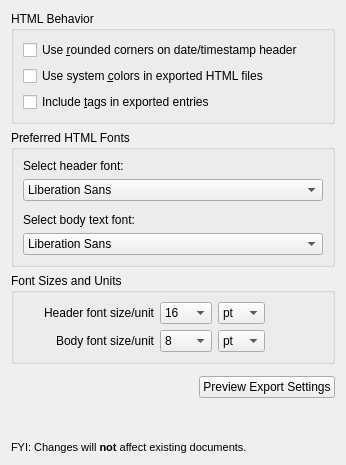
pwizard2/robojournal, file ui/configurationexport.ui: the form before one commit.
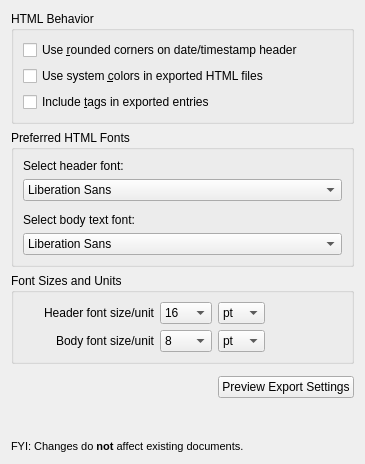
The form after the commit. Icons and pictures are not drawn.

```diff
--- a/ui/configurationexport.ui
+++ b/ui/configurationexport.ui
@@ -6,8 +6,8 @@
    <rect>
     <x>0</x>
     <y>0</y>
-    <width>346</width>
-    <height>465</height>
+    <width>365</width>
+    <height>464</height>
    </rect>
   </property>
   <property name="windowTitle">
@@ -360,7 +360,7 @@
      <property name="sizeHint" stdset="0">
       <size>
        <width>20</width>
-       <height>6</height>
+       <height>1</height>
       </size>
      </property>
     </spacer>
@@ -371,8 +371,8 @@
       <string>&lt;!DOCTYPE HTML PUBLIC &quot;-//W3C//DTD HTML 4.0//EN&quot; &quot;http://www.w3.org/TR/REC-html40/strict.dtd&quot;&gt;
 &lt;html&gt;&lt;head&gt;&lt;meta name=&quot;qrichtext&quot; content=&quot;1&quot; /&gt;&lt;style type=&quot;text/css&quot;&gt;
 p, li { white-space: pre-wrap; }
-&lt;/style&gt;&lt;/head&gt;&lt;body style=&quot; font-family:'MS Shell Dlg 2'; font-size:8.25pt; font-weight:400; font-style:normal;&quot;&gt;
-&lt;p style=&quot; margin-top:0px; margin-bottom:0px; margin-left:0px; margin-right:0px; -qt-block-indent:0; text-indent:0px;&quot;&gt;FYI: Changes will &lt;span style=&quot; font-weight:600;&quot;&gt;not&lt;/span&gt; affect existing documents.&lt;/p&gt;&lt;/body&gt;&lt;/html&gt;</string>
+&lt;/style&gt;&lt;/head&gt;&lt;body style=&quot; font-family:'Sans'; font-size:9pt; font-weight:400; font-style:normal;&quot;&gt;
+&lt;p style=&quot; margin-top:0px; margin-bottom:0px; margin-left:0px; margin-right:0px; -qt-block-indent:0; text-indent:0px;&quot;&gt;&lt;span style=&quot; font-family:'MS Shell Dlg 2'; font-size:8pt;&quot;&gt;FYI: Changes do &lt;/span&gt;&lt;span style=&quot; font-family:'MS Shell Dlg 2'; font-size:8pt; font-weight:600;&quot;&gt;not&lt;/span&gt;&lt;span style=&quot; font-family:'MS Shell Dlg 2'; font-size:8pt;&quot;&gt; affect existing documents.&lt;/span&gt;&lt;/p&gt;&lt;/body&gt;&lt;/html&gt;</string>
      </property>
     </widget>
    </item>
```
